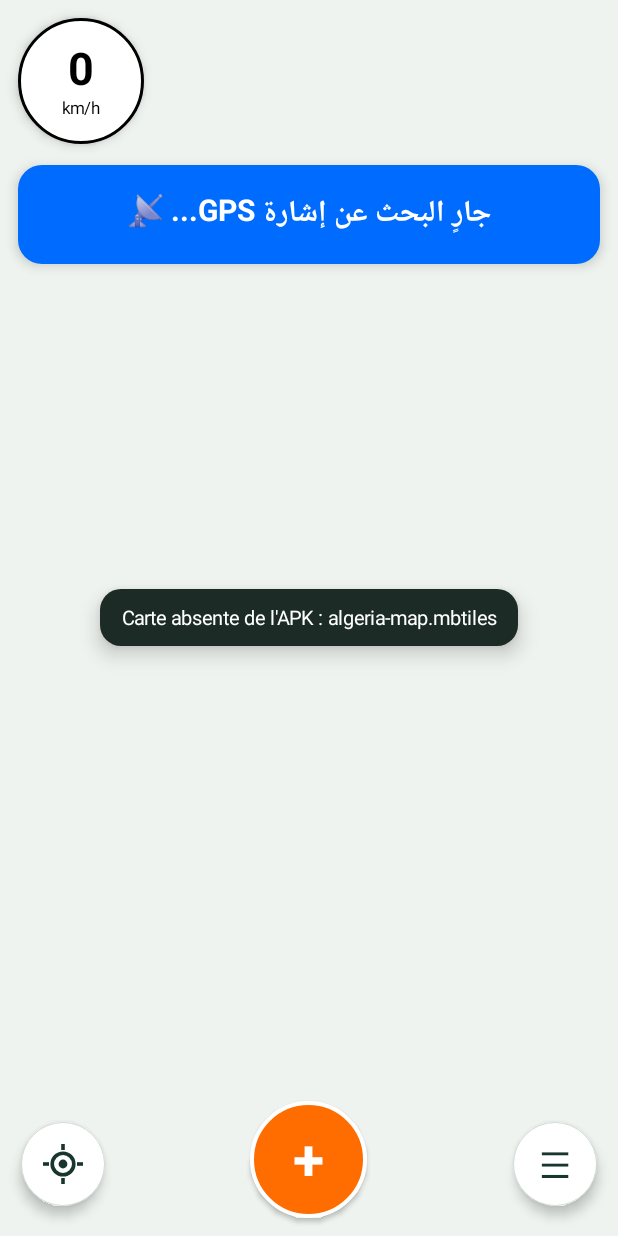
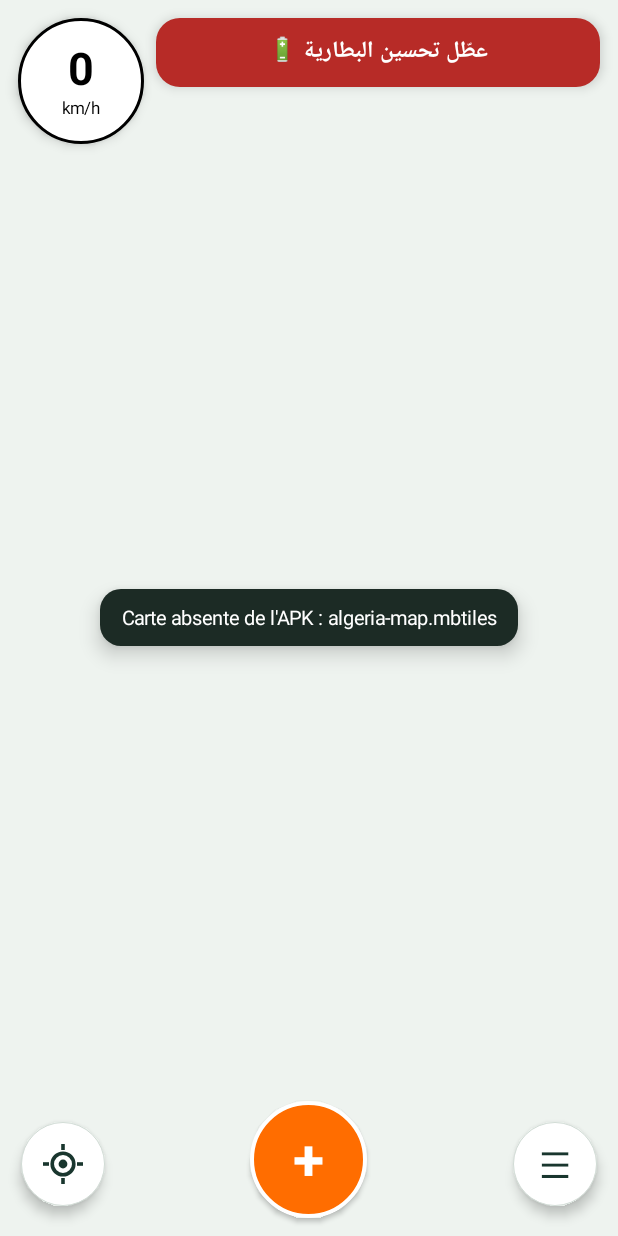
Before and after one commit to SamEntertainmentGroup/tariki, an Android app: the screen it shows after launch (MainActivity), on a phone screen of 412 x 824 dp. Run offline under Robolectric (Android 15) with nearby library versions, the light colour scheme and no system bars; libraries missing offline, so code that uses them is left out: org.maplibre.android; network calls fail; 9 statements that could not run were skipped.

Commit message:
Add files via upload

```diff
--- a/android/app/build.gradle.kts
+++ b/android/app/build.gradle.kts
@@ -11,8 +11,8 @@ android {
         applicationId = "com.dztrafic.carte"
         minSdk = 24
         targetSdk = 34
-        versionCode = 6
-        versionName = "0.7"
+        versionCode = 7
+        versionName = "0.8"
         buildConfigField("String", "ALERTS_URL", "\"${providers.gradleProperty("alertsUrl").getOrElse("https://jarti.app/wp-admin/admin-ajax.php")}\"")
         ndk {
             abiFilters += listOf("arm64-v8a", "armeabi-v7a")
--- a/android/app/src/main/AndroidManifest.xml
+++ b/android/app/src/main/AndroidManifest.xml
@@ -8,6 +8,7 @@
     <uses-permission android:name="android.permission.FOREGROUND_SERVICE" />
     <uses-permission android:name="android.permission.FOREGROUND_SERVICE_LOCATION" />
     <uses-permission android:name="android.permission.POST_NOTIFICATIONS" />
+    <uses-permission android:name="android.permission.REQUEST_IGNORE_BATTERY_OPTIMIZATIONS" />
 
     <application
         android:allowBackup="false"
--- a/android/app/src/main/java/com/dztrafic/carte/MainActivity.kt
+++ b/android/app/src/main/java/com/dztrafic/carte/MainActivity.kt
@@ -16,6 +16,7 @@ import android.location.Location
 import android.location.LocationManager
 import android.net.Uri
 import android.os.Build
+import android.os.PowerManager
 import android.os.Bundle
 import android.os.Handler
 import android.os.Looper
@@ -88,7 +89,7 @@ private enum class LabelLanguage(val buttonText: String, val expression: String)
     FRENCH("FR", """["coalesce",["get","name_fr"],["get","name"],["get","name_ar"]]"""),
 }
 
-private enum class SystemState { OK, NO_GPS, NO_NOTIFICATIONS, SEARCHING }
+private enum class SystemState { OK, NO_GPS, NO_NOTIFICATIONS, NO_BATTERY, SEARCHING }
 
 private class AlertGroup(val latitude: Double, val longitude: Double) {
     val counts = LinkedHashMap<String, Int>()
@@ -200,6 +201,17 @@ class MainActivity : Activity() {
         (getSystemService(NOTIFICATION_SERVICE) as NotificationManager).areNotificationsEnabled()
     }.getOrDefault(true)
 
+    private fun batteryOk(): Boolean = runCatching {
+        (getSystemService(POWER_SERVICE) as PowerManager).isIgnoringBatteryOptimizations(packageName)
+    }.getOrDefault(true)
+
+    private fun locationOk() = hasFineLocation() && isDeviceGpsEnabled()
+
+    private fun notifOk() = notificationsEnabled()
+
+    /** Les trois autorisations exigées : localisation (GPS), notifications et optimisation batterie. */
+    private fun allOk() = locationOk() && notifOk() && batteryOk()
+
     private fun hasFreshFix(): Boolean {
         val location = TrackerHub.lastLocation ?: return false
         return System.currentTimeMillis() - location.time <= SEARCH_STALE_MS
@@ -210,9 +222,10 @@ class MainActivity : Activity() {
         if (!::gpsBanner.isInitialized) return
         val arabic = language == LabelLanguage.ARABIC
         systemState = when {
-            !hasFineLocation() || !isDeviceGpsEnabled() -> SystemState.NO_GPS
-            !notificationsEnabled() -> SystemState.NO_NOTIFICATIONS
-            !hasFreshFix() -> SystemState.SEARCHING
+            !locationOk() -> SystemState.NO_GPS
+            !notifOk() -> SystemState.NO_NOTIFICATIONS
+            !batteryOk() -> SystemState.NO_BATTERY
+            allOk() && !hasFreshFix() -> SystemState.SEARCHING
             else -> SystemState.OK
         }
         val red = Color.rgb(183, 43, 39)
@@ -223,6 +236,9 @@ class MainActivity : Activity() {
             )
             SystemState.NO_NOTIFICATIONS -> Pair(
                 if (arabic) "فعّل الإشعارات 🔔" else "🔔 Activez les notifications", red,
+            )
+            SystemState.NO_BATTERY -> Pair(
+                if (arabic) "عطّل تحسين البطارية 🔋" else "🔋 Désactivez l'optimisation batterie", red,
             )
             SystemState.SEARCHING -> Pair(
                 if (arabic) "جارٍ البحث عن إشارة GPS... 📡" else "📡 Recherche du signal GPS…", blue,
@@ -258,6 +274,15 @@ class MainActivity : Activity() {
         }
     }
 
+    private fun fixBattery() {
+        val opened = runCatching {
+            startActivity(Intent(Settings.ACTION_REQUEST_IGNORE_BATTERY_OPTIMIZATIONS, Uri.parse("package:$packageName")))
+        }
+        if (opened.isFailure) {
+            runCatching { startActivity(Intent(Settings.ACTION_IGNORE_BATTERY_OPTIMIZATION_SETTINGS)) }
+        }
+    }
+
     private fun handleStatusTap() {
         when (systemState) {
             SystemState.NO_GPS -> {
@@ -270,6 +295,7 @@ class MainActivity : Activity() {
                 }
             }
             SystemState.NO_NOTIFICATIONS -> fixNotifications()
+            SystemState.NO_BATTERY -> fixBattery()
             else -> Unit
         }
     }
@@ -328,19 +354,25 @@ class MainActivity : Activity() {
             .apply { setMargins(0, dp(12), dp(12), 0) })
 
         gpsBanner = TextView(this).apply {
-            textSize = 20f
             typeface = android.graphics.Typeface.DEFAULT_BOLD
             setTextColor(Color.WHITE)
             gravity = Gravity.CENTER
-            setPadding(dp(18), dp(16), dp(18), dp(16))
+            maxLines = 1
+            setPadding(dp(10), dp(6), dp(10), dp(6))
             elevation = dp(5).toFloat()
             visibility = View.GONE
+            // Le texte rétrécit pour tenir sur une seule ligne, sans passer sous le compteur de vitesse.
+            if (Build.VERSION.SDK_INT >= Build.VERSION_CODES.O) {
+                setAutoSizeTextTypeUniformWithConfiguration(10, 15, 1, android.util.TypedValue.COMPLEX_UNIT_SP)
+            } else {
+                textSize = 12f
+            }
             setOnClickListener { handleStatusTap() }
         }
         root.addView(gpsBanner, FrameLayout.LayoutParams(
-            FrameLayout.LayoutParams.MATCH_PARENT, FrameLayout.LayoutParams.WRAP_CONTENT,
-            Gravity.TOP or Gravity.CENTER_HORIZONTAL,
-        ).apply { setMargins(dp(12), dp(110), dp(12), 0) })
+            resources.displayMetrics.widthPixels - dp(12 + 84 + 8 + 12), dp(46),
+            Gravity.TOP or Gravity.END,
+        ).apply { setMargins(0, dp(12), dp(12), 0) })
 
         status = TextView(this).apply {
             setTextColor(Color.WHITE)
@@ -444,11 +476,11 @@ class MainActivity : Activity() {
 
     private fun answerButton(label: String, color: Int, onClick: () -> Unit) = TextView(this).apply {
         text = label
-        textSize = 21f
+        textSize = 18f
         typeface = android.graphics.Typeface.DEFAULT_BOLD
         setTextColor(Color.WHITE)
         gravity = Gravity.CENTER
-        background = rounded(color, 16)
+        background = rounded(color, 14)
         isClickable = true
         setOnClickListener { onClick() }
     }
@@ -470,11 +502,13 @@ class MainActivity : Activity() {
         val row = LinearLayout(this).apply {
             orientation = LinearLayout.HORIZONTAL
             gravity = Gravity.CENTER
-            addView(yes, LinearLayout.LayoutParams(0, dp(68), 1f).apply { setMargins(dp(6), dp(22), dp(6), 0) })
-            addView(no, LinearLayout.LayoutParams(0, dp(68), 1f).apply { setMargins(dp(6), dp(22), dp(6), 0) })
+            addView(yes, LinearLayout.LayoutParams(0, dp(52), 1f).apply { setMargins(dp(6), dp(20), dp(6), 0) })
+            addView(no, LinearLayout.LayoutParams(0, dp(52), 1f).apply { setMargins(dp(6), dp(20), dp(6), 0) })
         }
         return LinearLayout(this).apply {
             orientation = LinearLayout.VERTICAL
+            gravity = Gravity.CENTER_VERTICAL
+            minimumHeight = dp(260)
             background = rounded(Color.WHITE, 20, Color.rgb(226, 233, 228))
             setPadding(dp(20), dp(22), dp(20), dp(28))
             elevation = dp(10).toFloat()
@@ -664,7 +698,7 @@ class MainActivity : Activity() {
         disk(center - dp(1) - whiteRing, ORANGE)
         disk(center - dp(1) - whiteRing - orangeRing, Color.WHITE)
         val glyph = Paint(Paint.ANTI_ALIAS_FLAG).apply {
-            textSize = size * 0.30f
+            textSize = size * 0.38f
             textAlign = Paint.Align.CENTER
         }
         canvas.drawText(emoji, center, center - (glyph.descent() + glyph.ascent()) / 2, glyph)
```
